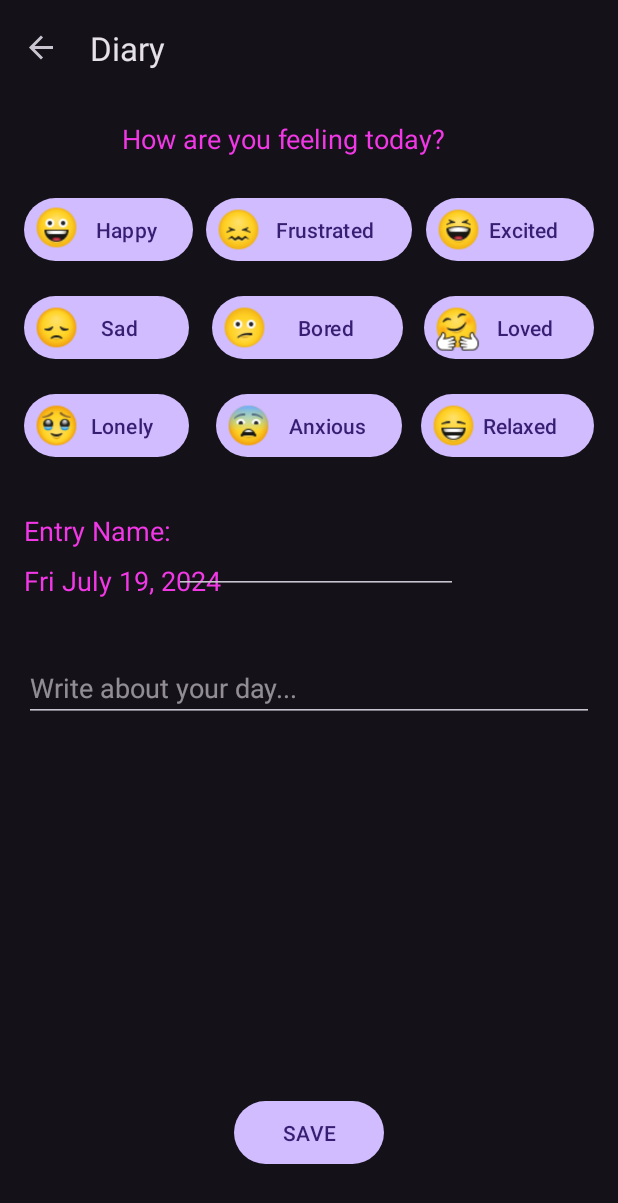
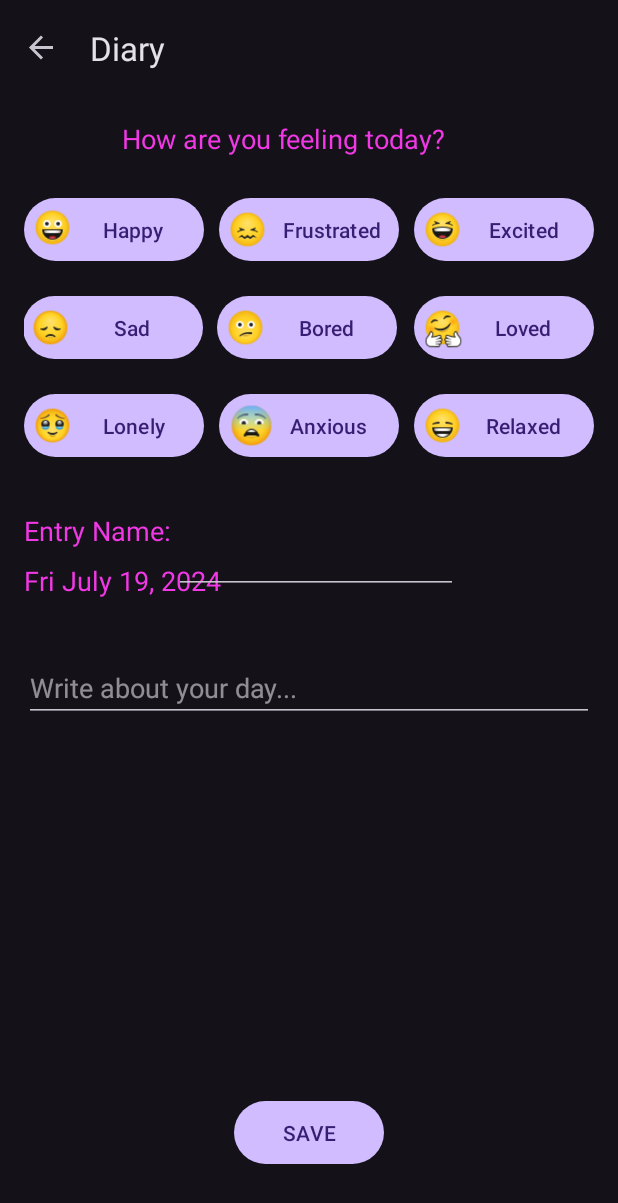
Before and after one commit to KoukiVu/Vital-Time, an Android app: the moodAndJournal screen opened through its navigation route, on a phone screen of 412 x 824 dp. Shown: the top 1203 px of the screen. Run offline under Robolectric (Android 15) with nearby library versions, the phone set to English and light mode, and no system bars; our stand-ins replace Firebase (no records; nobody signed in at launch, a user with empty details on screens opened directly), navigation-ui; Roboto replaces fonts that are not available here; 4 statements that could not run were skipped.

Commit message:
merged themes

```diff
--- a/app/src/main/res/layout/mood_journal.xml
+++ b/app/src/main/res/layout/mood_journal.xml
@@ -82,39 +82,49 @@
                 app:layout_constraintVertical_bias="0.0"/>
         <Button
                 android:id="@+id/sadButton"
-                android:layout_width="wrap_content"
+                android:layout_width="120dp"
                 android:layout_height="50dp"
-                android:text="        Sad   "
+                android:text="Sad"
+                android:paddingStart="35dp"
+                android:paddingEnd="10dp"
+                android:layout_marginEnd="10dp"
                 app:layout_constraintTop_toTopOf="parent"
                 app:layout_constraintBottom_toTopOf="@id/entryTextView"
-                app:layout_constraintStart_toStartOf="parent"
-                app:layout_constraintStart_toEndOf="parent"
+                app:layout_constraintRight_toLeftOf="@id/boredButton"
 
         />
         <Button
                 android:id="@+id/happyButton"
-                android:layout_width="wrap_content"
+                android:layout_width="120dp"
                 android:layout_height="50dp"
                 android:layout_marginBottom="15dp"
+                android:layout_marginEnd="10dp"
                 android:textAlignment="center"
-                android:text="       Happy"
+                android:text="Happy"
+                android:paddingStart="35dp"
+                android:paddingEnd="10dp"
                 app:layout_constraintBottom_toTopOf="@id/sadButton"
-                app:layout_constraintStart_toStartOf="parent"
+                app:layout_constraintRight_toLeftOf="@id/frustratedButton"
         />
         <Button
                 android:id="@+id/excitedButton"
-                android:layout_width="wrap_content"
+                android:layout_width="120dp"
                 android:layout_height="50dp"
-                android:text="     Excited"
+                android:text="Excited"
+                android:paddingStart="35dp"
+                android:paddingEnd="10dp"
                 app:layout_constraintBottom_toTopOf="@id/lovedButton"
                 android:layout_marginBottom="15dp"
-                app:layout_constraintEnd_toEndOf="parent"
+                app:layout_constraintLeft_toRightOf="@id/frustratedButton"
+                android:layout_marginStart="10dp"
                 app:layout_constraintHorizontal_bias="1.0"/>
         <Button
                 android:id="@+id/boredButton"
-                android:layout_width="127dp"
+                android:layout_width="120dp"
                 android:layout_height="50dp"
-                android:text="        Bored "
+                android:text="Bored"
+                android:paddingStart="35dp"
+                android:paddingEnd="10dp"
                 app:layout_constraintTop_toTopOf="parent"
                 app:layout_constraintBottom_toTopOf="@id/entryTextView"
                 app:layout_constraintEnd_toEndOf="parent"
@@ -122,59 +132,68 @@
                 app:layout_constraintHorizontal_bias="0.496"/>
         <Button
                 android:id="@+id/frustratedButton"
-                android:layout_width="137dp"
+                android:layout_width="120dp"
                 android:layout_height="50dp"
                 android:layout_marginBottom="15dp"
-                android:text="      Frustrated"
+                android:text="Frustrated"
+                android:paddingStart="35dp"
+                android:paddingEnd="5dp"
                 app:layout_constraintBottom_toTopOf="@id/boredButton"
                 app:layout_constraintStart_toStartOf="parent"
                 app:layout_constraintEnd_toEndOf="parent"
         />
         <Button
                 android:id="@+id/lovedButton"
-                android:layout_width="113dp"
+                android:layout_width="120dp"
                 android:layout_height="50dp"
-                android:text="      Loved"
+                android:text="Loved"
+                android:paddingStart="35dp"
+                android:paddingEnd="10dp"
                 app:layout_constraintTop_toTopOf="parent"
                 app:layout_constraintBottom_toTopOf="@id/entryTextView"
-                app:layout_constraintStart_toStartOf="parent"
                 app:layout_constraintEnd_toEndOf="parent"
                 app:layout_constraintHorizontal_bias="1.0"/>
         <Button
                 android:id="@+id/lonelyButton"
-                android:layout_width="wrap_content"
+                android:layout_width="120dp"
                 android:layout_height="50dp"
                 android:layout_marginTop="15dp"
-                android:text="      Lonely"
+                android:text="Lonely"
+                android:paddingStart="35dp"
+                android:paddingEnd="10dp"
                 app:layout_constraintTop_toBottomOf="@id/sadButton"
                 app:layout_constraintStart_toStartOf="parent"/>
 
         <Button
                 android:id="@+id/anxiousButton"
-                android:layout_width="wrap_content"
+                android:layout_width="120dp"
                 android:layout_height="50dp"
                 android:layout_marginTop="15dp"
-                android:text="       Anxious"
+                android:text="Anxious"
+                android:paddingLeft="35dp"
+                android:paddingRight="10dp"
                 app:layout_constraintTop_toBottomOf="@id/boredButton"
                 app:layout_constraintStart_toStartOf="parent"
                 app:layout_constraintEnd_toEndOf="parent"
         />
         <Button
                 android:id="@+id/relaxedButton"
-                android:layout_width="wrap_content"
+                android:layout_width="120dp"
                 android:layout_height="50dp"
                 android:layout_marginTop="15dp"
-                android:text="     Relaxed"
+                android:layout_marginLeft="10dp"
+                android:text="Relaxed"
+                android:paddingStart="35dp"
+                android:paddingEnd="10dp"
                 app:layout_constraintTop_toBottomOf="@id/lovedButton"
-                app:layout_constraintStart_toStartOf="parent"
-                app:layout_constraintEnd_toEndOf="parent"
+                app:layout_constraintLeft_toRightOf="@id/anxiousButton"
                 app:layout_constraintHorizontal_bias="1.0"
         />
         <ImageView
                 android:src="@drawable/sadface"
                 android:elevation="8dp"
-                android:layout_width="35dp"
-                android:layout_height="35dp"
+                android:layout_width="30dp"
+                android:layout_height="30dp"
                 android:id="@+id/imageView6"
                 app:layout_constraintTop_toTopOf="@id/sadButton"
                 app:layout_constraintLeft_toLeftOf="@id/sadButton"
@@ -185,8 +204,8 @@
         <ImageView
                 android:src="@drawable/happyface"
                 android:elevation="8dp"
-                android:layout_width="35dp"
-                android:layout_height="35dp"
+                android:layout_width="30dp"
+                android:layout_height="30dp"
                 android:id="@+id/imageView7"
                 app:layout_constraintTop_toTopOf="@id/happyButton"
                 app:layout_constraintLeft_toLeftOf="@id/happyButton"
@@ -197,8 +216,8 @@
         <ImageView
                 android:src="@drawable/frustratedface"
                 android:elevation="8dp"
-                android:layout_width="35dp"
-                android:layout_height="35dp"
+                android:layout_width="30dp"
+                android:layout_height="30dp"
                 android:id="@+id/imageView9"
                 app:layout_constraintTop_toTopOf="@id/frustratedButton"
                 app:layout_constraintLeft_toLeftOf="@id/frustratedButton"
@@ -208,8 +227,8 @@
         <ImageView
                 android:src="@drawable/lonelyface"
                 android:elevation="8dp"
-                android:layout_width="35dp"
-                android:layout_height="35dp"
+                android:layout_width="30dp"
+                android:layout_height="30dp"
                 android:id="@+id/imageView10"
                 app:layout_constraintTop_toTopOf="@id/lonelyButton"
                 app:layout_constraintLeft_toLeftOf="@id/lonelyButton"
@@ -220,8 +239,8 @@
         <ImageView
                 android:src="@drawable/boredface"
                 android:elevation="8dp"
-                android:layout_width="35dp"
-                android:layout_height="35dp"
+                android:layout_width="30dp"
+                android:layout_height="30dp"
                 android:id="@+id/imageView11"
                 app:layout_constraintTop_toTopOf="@id/boredButton"
                 app:layout_constraintLeft_toLeftOf="@id/boredButton"
@@ -242,8 +261,8 @@
         <ImageView
                 android:src="@drawable/lovedface"
                 android:elevation="8dp"
-                android:layout_width="35dp"
-                android:layout_height="35dp"
+                android:layout_width="30dp"
+                android:layout_height="30dp"
                 android:id="@+id/imageView2"
                 app:layout_constraintTop_toTopOf="@id/lovedButton"
                 app:layout_constraintLeft_toLeftOf="@id/lovedButton"
@@ -254,8 +273,8 @@
         <ImageView
                 android:src="@drawable/excitedface"
                 android:elevation="8dp"
-                android:layout_width="35dp"
-                android:layout_height="35dp"
+                android:layout_width="30dp"
+                android:layout_height="30dp"
                 android:id="@+id/imageView3"
                 app:layout_constraintTop_toTopOf="@id/excitedButton"
                 app:layout_constraintLeft_toLeftOf="@id/excitedButton"
@@ -266,13 +285,13 @@
         <ImageView
                 android:src="@drawable/relaxedface"
                 android:elevation="8dp"
-                android:layout_width="35dp"
-                android:layout_height="35dp"
+                android:layout_width="30dp"
+                android:layout_height="30dp"
                 android:id="@+id/imageView4"
                 app:layout_constraintTop_toTopOf="@id/relaxedButton"
                 app:layout_constraintLeft_toLeftOf="@id/relaxedButton"
                 app:layout_constraintBottom_toBottomOf="@id/relaxedButton"
-                android:layout_marginLeft="4dp"
+                android:layout_marginStart="4dp"
                 app:layout_constraintVertical_bias="0.5"
         />
 
```
